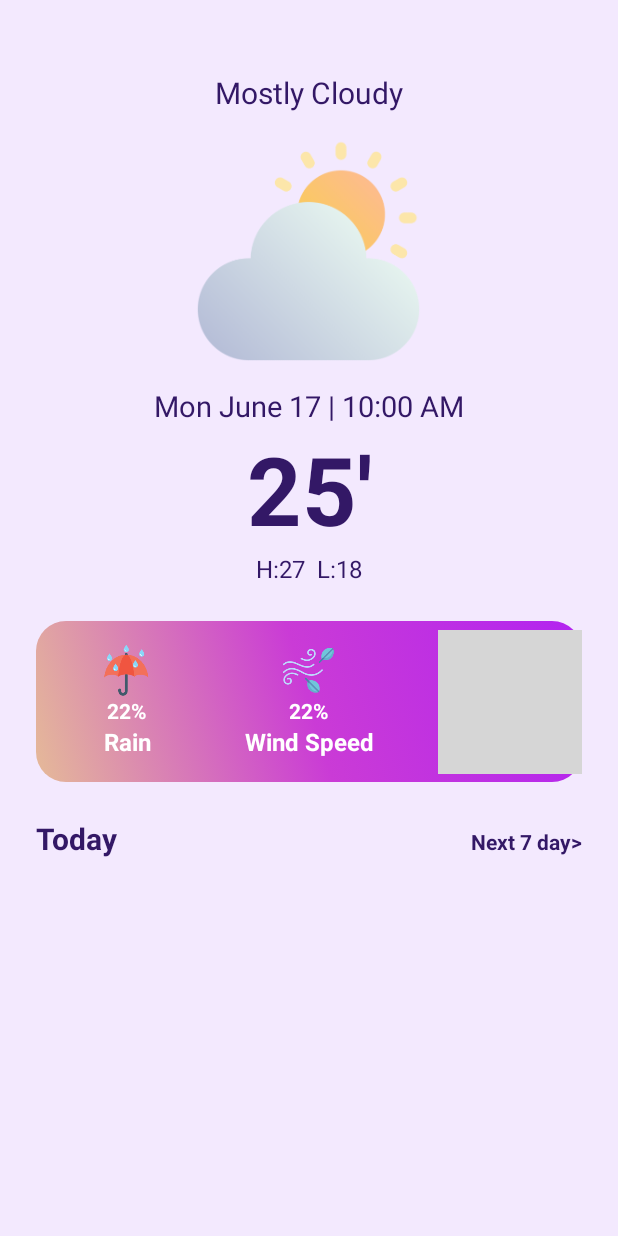
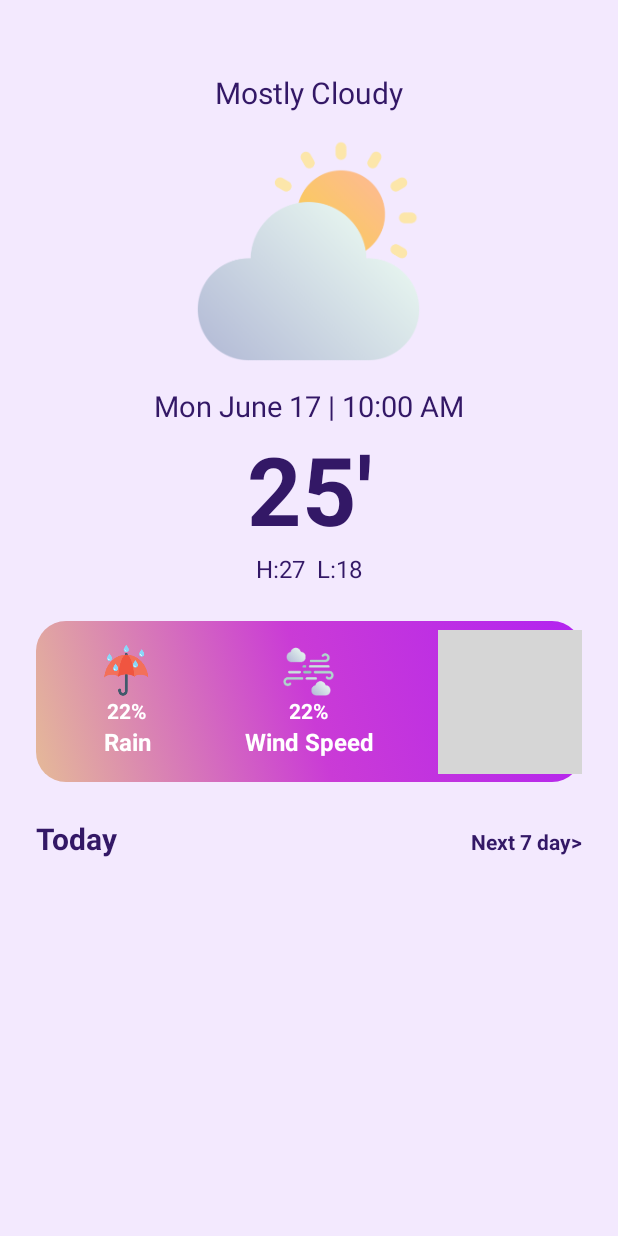
Before and after one commit to opensource2023-2/optest, an Android app: the screen it shows after launch (MainActivity), on a phone screen of 412 x 824 dp. Run offline under Robolectric (Android 15) with nearby library versions, the phone set to English and light mode, and no system bars; 3 statements that could not run were skipped; grey boxes are pictures that could not be loaded.

Commit message:
초기페이지

```diff
--- a/app/build.gradle.kts
+++ b/app/build.gradle.kts
@@ -30,12 +30,18 @@ android {
 
 dependencies {
 
-    implementation("androidx.appcompat:appcompat:1.6.1")
-    implementation("com.google.android.material:material:1.10.0")
+    implementation("androidx.appcompat:appcompat:1.5.1")
+    //1.6.1
+    implementation("com.google.android.material:material:1.8.0")
+    //1.10.1
     implementation("androidx.constraintlayout:constraintlayout:2.1.4")
+    //2.1.4
     testImplementation("junit:junit:4.13.2")
+    //4.13.2
     androidTestImplementation("androidx.test.ext:junit:1.1.5")
+    //1.1.5
     androidTestImplementation("androidx.test.espresso:espresso-core:3.5.1")
+    //3.5.1
 
     //??
     implementation("com.github.bumptech.glide:glide:4.12.0")
--- a/app/src/main/res/layout/activity_main.xml
+++ b/app/src/main/res/layout/activity_main.xml
@@ -33,7 +33,7 @@
                 android:layout_height="150dp"
                 android:layout_gravity="center"
                 android:layout_marginTop="16dp"
-                android:src="@drawable/cloudy_sunny"
+                app:srcCompat="@drawable/cloudy_sunny"
                 />
 
             <TextView
@@ -55,7 +55,7 @@
                 android:textAlignment="center"
                 android:textStyle="bold"
                 android:textColor="@color/text_color"
-                android:textSize="63dp"
+                android:textSize="63sp"
                 />
 
             <TextView
@@ -93,12 +93,12 @@
 
                         <ImageView
                             android:id="@+id/imageView1"
-                            android:layout_width="34dp"
+                            android:layout_width="wrap_content"
                             android:layout_height="34dp"
                             android:layout_gravity="center"
-                            android:src="@drawable/rain"
+                            app:srcCompat="@drawable/rain"
 
-                        /> <!--!!-->
+                            /> <!--!!-->
 
                         <TextView
                             android:id="@+id/textView5"
@@ -116,7 +116,7 @@
                             android:text="Rain"
                             android:textAlignment="center"
                             android:textColor="@color/white"
-                            android:textSize="16dp"
+                            android:textSize="16sp"
                             android:textStyle="bold" />
                     </LinearLayout>
 
@@ -133,7 +133,7 @@
                             android:layout_width="34dp"
                             android:layout_height="34dp"
                             android:layout_gravity="center"
-                            android:src="@drawable/wind"
+                            app:srcCompat="@drawable/windy"
                             /> <!--풍속-->
 
                         <TextView
@@ -152,7 +152,7 @@
                             android:text="Wind Speed"
                             android:textAlignment="center"
                             android:textColor="@color/white"
-                            android:textSize="16dp"
+                            android:textSize="16sp"
                             android:textStyle="bold" />
                     </LinearLayout>
 
@@ -169,7 +169,7 @@
                             android:layout_width="34dp"
                             android:layout_height="34dp"
                             android:layout_gravity="center"
-                            android:src="@drawable/humidity"
+                            app:srcCompat="@drawable/humidity"
                             />
 
                         <TextView
@@ -188,7 +188,7 @@
                             android:text="Humiditly"
                             android:textAlignment="center"
                             android:textColor="@color/white"
-                            android:textSize="16dp"
+                            android:textSize="16sp"
                             android:textStyle="bold" />
                     </LinearLayout>
                 </LinearLayout>
--- a/app/src/main/res/layout/viewholder_hourly.xml
+++ b/app/src/main/res/layout/viewholder_hourly.xml
@@ -27,7 +27,8 @@
             android:layout_height="45dp"
             android:layout_gravity="center"
             android:layout_margin="8dp"
-            android:src="@drawable/cloudy_sunny"
+            app:srcCompat="@drawable/cloudy_sunny"
+
             />
 
         <TextView
--- a/app/src/main/res/values/colors.xml
+++ b/app/src/main/res/values/colors.xml
@@ -2,6 +2,6 @@
 <resources>
     <color name="black">#FF000000</color>
     <color name="white">#FFFFFFFF</color>
-    <color name="backgroud_color">#F3E9FE</color> <!--def the color u want-->
+    <color name="backgroud_color">#F3E9FE</color>
     <color name="text_color">#331866</color>
 </resources>
```
